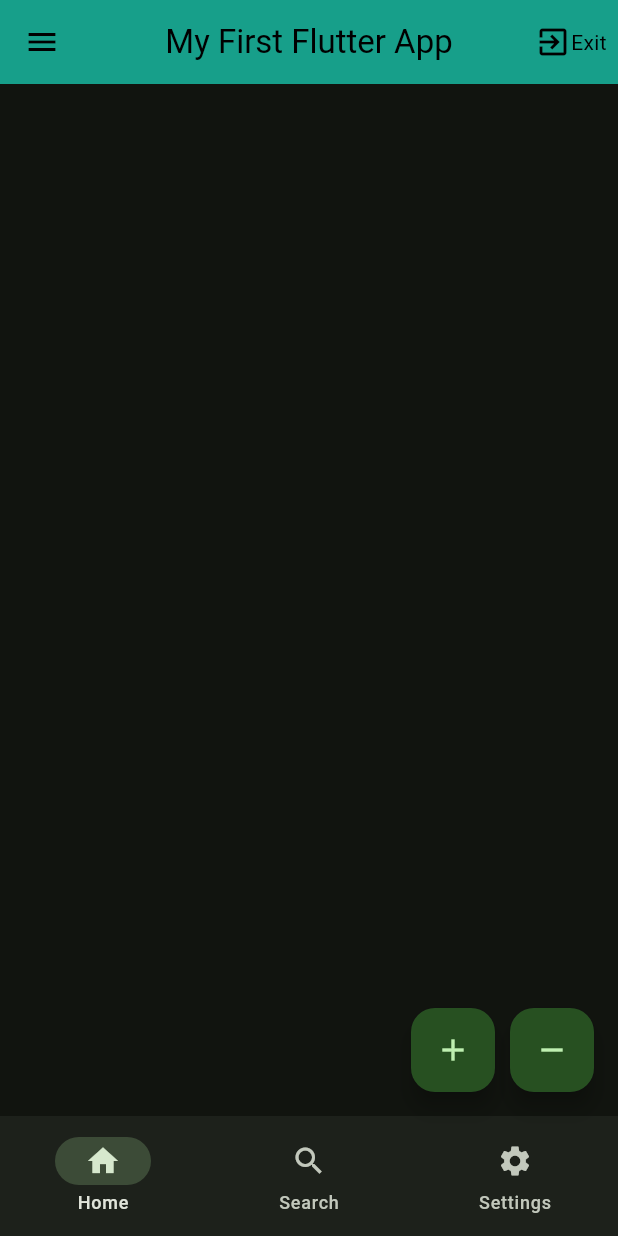
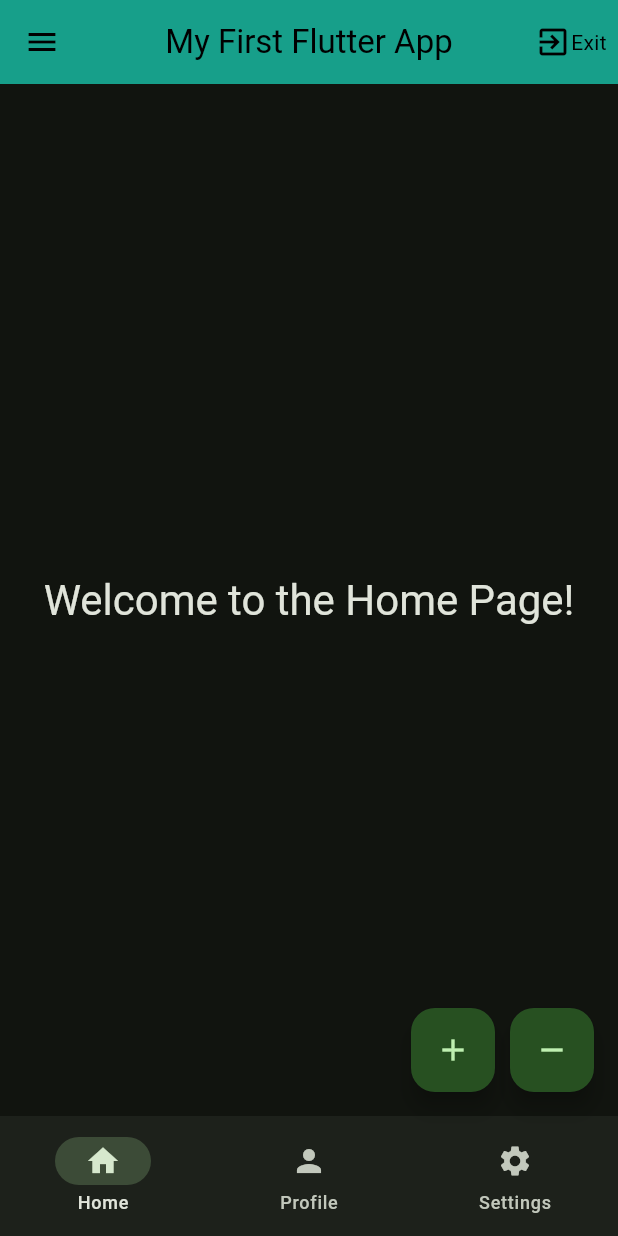
Before and after one commit to abdullah2811/my_first_flutter, a Flutter app: the screen it shows after launch, on a phone screen of 412 x 824 dp. Run offline on Flutter 3.47's test engine with Material 3 defaults, Android fonts, the phone set to English and light mode, and no system bars.

Commit message:
Day3: Error Fixing, Null Safety, Stateless, Stateful, SetState, SplitWidgets, WidgetTree, ValueNotifier, ValueListenableBuilder.

```diff
--- /dev/null
+++ b/lib/data/notifiers.dart
@@ -0,0 +1,3 @@
+import 'package:flutter/material.dart';
+
+ValueNotifier<int> selectedPageNotifier = ValueNotifier(0);
--- a/lib/main.dart
+++ b/lib/main.dart
@@ -1,4 +1,5 @@
 import 'package:flutter/material.dart';
+import 'package:my_first_flutter/views/widget_tree.dart';
 
 void main() {
   runApp(const MyApp());
@@ -17,60 +18,7 @@
           brightness: Brightness.dark,
         ),
       ),
-      home: SafeArea(
-        child: Scaffold(
-          appBar: AppBar(
-            title: Text('My First Flutter App'),
-            centerTitle: true,
-            elevation: 70,
-            //leading: Icon(Icons.construction),
-            actions: [Icon(Icons.exit_to_app), Text('Exit  ')],
-            backgroundColor: Colors.teal,
-            foregroundColor: Colors.black,
-          ),
-          drawer: Drawer(
-            child: Column(
-              children: [
-                DrawerHeader(child: Text('Flutter App Drawer')),
-                ListTile(title: Text('Home')),
-              ],
-            ),
-          ),
-          floatingActionButton: Row(
-            mainAxisSize: MainAxisSize.min,
-            children: [
-              FloatingActionButton(
-                onPressed: () {
-                  // Action when button is pressed
-                },
-                child: Icon(Icons.add),
-              ),
-              SizedBox(width: 10), // Space between buttons
-              FloatingActionButton(
-                onPressed: () {
-                  // Action when button is pressed
-                },
-                child: Icon(Icons.remove),
-              ),
-            ],
-          ),
-          bottomNavigationBar: NavigationBar(
-            destinations: [
-              NavigationDestination(icon: Icon(Icons.home), label: 'Home'),
-              NavigationDestination(icon: Icon(Icons.search), label: 'Search'),
-              NavigationDestination(
-                icon: Icon(Icons.settings),
-                label: 'Settings',
-              ),
-            ],
-            selectedIndex: 0,
-            onDestinationSelected: (int index) {
-              // Handle navigation logic here
-              // print('Selected index: $index');
-            },
-          ),
-        ),
-      ),
+      home: WidgetTree(),
     );
   }
 }
--- /dev/null
+++ b/lib/views/pages/home_page.dart
@@ -0,0 +1,15 @@
+import 'package:flutter/material.dart';
+
+class HomePage extends StatelessWidget {
+  const HomePage({super.key});
+
+  @override
+  Widget build(BuildContext context) {
+    return Center(
+      child: Text(
+        'Welcome to the Home Page!',
+        style: Theme.of(context).textTheme.headlineMedium,
+      ),
+    );
+  }
+}
--- /dev/null
+++ b/lib/views/pages/profile_page.dart
@@ -0,0 +1,15 @@
+import 'package:flutter/material.dart';
+
+class ProfilePage extends StatelessWidget {
+  const ProfilePage({super.key});
+
+  @override
+  Widget build(BuildContext context) {
+    return Center(
+      child: Text(
+        'Here is the Profile Page!',
+        style: Theme.of(context).textTheme.headlineMedium,
+      ),
+    );
+  }
+}
--- /dev/null
+++ b/lib/views/pages/settings_page.dart
@@ -0,0 +1,15 @@
+import 'package:flutter/material.dart';
+
+class SettingsPage extends StatelessWidget {
+  const SettingsPage({super.key});
+
+  @override
+  Widget build(BuildContext context) {
+    return Center(
+      child: Text(
+        'Adjust your settings here!',
+        style: Theme.of(context).textTheme.headlineMedium,
+      ),
+    );
+  }
+}
--- /dev/null
+++ b/lib/views/widget_tree.dart
@@ -0,0 +1,90 @@
+import 'package:flutter/material.dart';
+import 'package:my_first_flutter/data/notifiers.dart';
+import 'package:my_first_flutter/views/pages/home_page.dart';
+import 'package:my_first_flutter/views/pages/profile_page.dart';
+import 'package:my_first_flutter/views/pages/settings_page.dart';
+import 'package:my_first_flutter/views/widgets/navbar_widget.dart';
+
+List<Widget> pages = [HomePage(), ProfilePage(), SettingsPage()];
+
+class WidgetTree extends StatelessWidget {
+  const WidgetTree({super.key});
+
+  @override
+  Widget build(BuildContext context) {
+    return SafeArea(
+      child: Scaffold(
+        appBar: AppBar(
+          title: Text('My First Flutter App'),
+          centerTitle: true,
+          elevation: 70,
+          //leading: Icon(Icons.construction),
+          actions: [Icon(Icons.exit_to_app), Text('Exit  ')],
+          backgroundColor: Colors.teal,
+          foregroundColor: Colors.black,
+        ),
+        drawer: Drawer(
+          backgroundColor: Colors.teal[400],
+          shadowColor: Colors.purple,
+          child: Column(
+            children: [
+              DrawerHeader(child: Text('Flutter App Drawer')),
+              ListTile(
+                leading: Icon(Icons.home),
+                title: Text('Home'),
+                textColor: Colors.black,
+                onTap: () {
+                  selectedPageNotifier.value = 0;
+                  Navigator.pop(context); // Close the drawer
+                },
+              ),
+              ListTile(
+                leading: Icon(Icons.person),
+                title: Text('Profile'),
+                textColor: Colors.black,
+                onTap: () {
+                  selectedPageNotifier.value = 1;
+                  Navigator.pop(context); // Close the drawer
+                },
+              ),
+              ListTile(
+                leading: Icon(Icons.settings),
+                title: Text('Settings'),
+                textColor: Colors.black,
+                onTap: () {
+                  selectedPageNotifier.value = 2;
+                  Navigator.pop(context); // Close the drawer
+                },
+              ),
+            ],
+          ),
+        ),
+        floatingActionButton: Row(
+          mainAxisSize: MainAxisSize.min,
+          children: [
+            FloatingActionButton(
+              onPressed: () {
+                // Action when button is pressed
+              },
+              child: Icon(Icons.add),
+            ),
+            SizedBox(width: 10), // Space between buttons
+            FloatingActionButton(
+              onPressed: () {
+                // Action when button is pressed
+              },
+              child: Icon(Icons.remove),
+            ),
+          ],
+        ),
+        body: ValueListenableBuilder(
+          valueListenable: selectedPageNotifier,
+          builder: (BuildContext context, dynamic selectedPage, Widget? child) {
+            return pages[selectedPage];
+          },
+        ),
+        bottomNavigationBar: NavbarWidget(),
+      ),
+    );
+  }
+}
--- /dev/null
+++ b/lib/views/widgets/navbar_widget.dart
@@ -0,0 +1,31 @@
+import 'package:flutter/material.dart';
+import 'package:my_first_flutter/data/notifiers.dart';
+
+class NavbarWidget extends StatelessWidget {
+  const NavbarWidget({super.key});
+
+  @override
+  Widget build(BuildContext context) {
+    return ValueListenableBuilder(
+      valueListenable: selectedPageNotifier,
+      builder: (BuildContext context, dynamic selectedPage, Widget? child) {
+        return NavigationBar(
+          destinations: [
+            NavigationDestination(icon: Icon(Icons.home), label: 'Home'),
+            NavigationDestination(icon: Icon(Icons.person), label: 'Profile'),
+            NavigationDestination(
+              icon: Icon(Icons.settings),
+              label: 'Settings',
+            ),
+          ],
+          onDestinationSelected: (int index) {
+            // Handle navigation logic here
+            // print('Selected index: $index');
+            selectedPageNotifier.value = index;
+          },
+          selectedIndex: selectedPage,
+        );
+      },
+    );
+  }
+}
```
